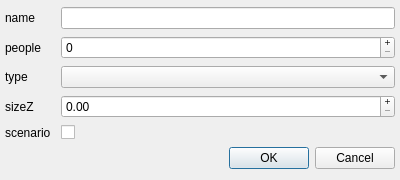
Qt form layers/rooms.ui (bvchirkov/PlanCreator) before a commit.
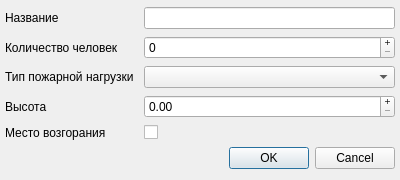
The same form after that commit.

What changed in the file:
```diff
--- a/layers/rooms.ui
+++ b/layers/rooms.ui
@@ -41,7 +41,7 @@
    <item row="3" column="0">
     <widget class="QLabel" name="label_4">
      <property name="text">
-      <string>sizeZ</string>
+      <string>Высота</string>
      </property>
     </widget>
    </item>
@@ -93,21 +93,21 @@
    <item row="4" column="0">
     <widget class="QLabel" name="label_5">
      <property name="text">
-      <string>scenario</string>
+      <string>Место возгорания</string>
      </property>
     </widget>
    </item>
    <item row="0" column="0">
     <widget class="QLabel" name="label">
      <property name="text">
-      <string>name</string>
+      <string>Название</string>
      </property>
     </widget>
    </item>
    <item row="2" column="0">
     <widget class="QLabel" name="label_3">
      <property name="text">
-      <string>type</string>
+      <string>Тип пожарной нагрузки</string>
      </property>
     </widget>
    </item>
@@ -117,7 +117,7 @@
    <item row="1" column="0">
     <widget class="QLabel" name="label_2">
      <property name="text">
-      <string>people</string>
+      <string>Количество человек</string>
      </property>
     </widget>
    </item>
```
